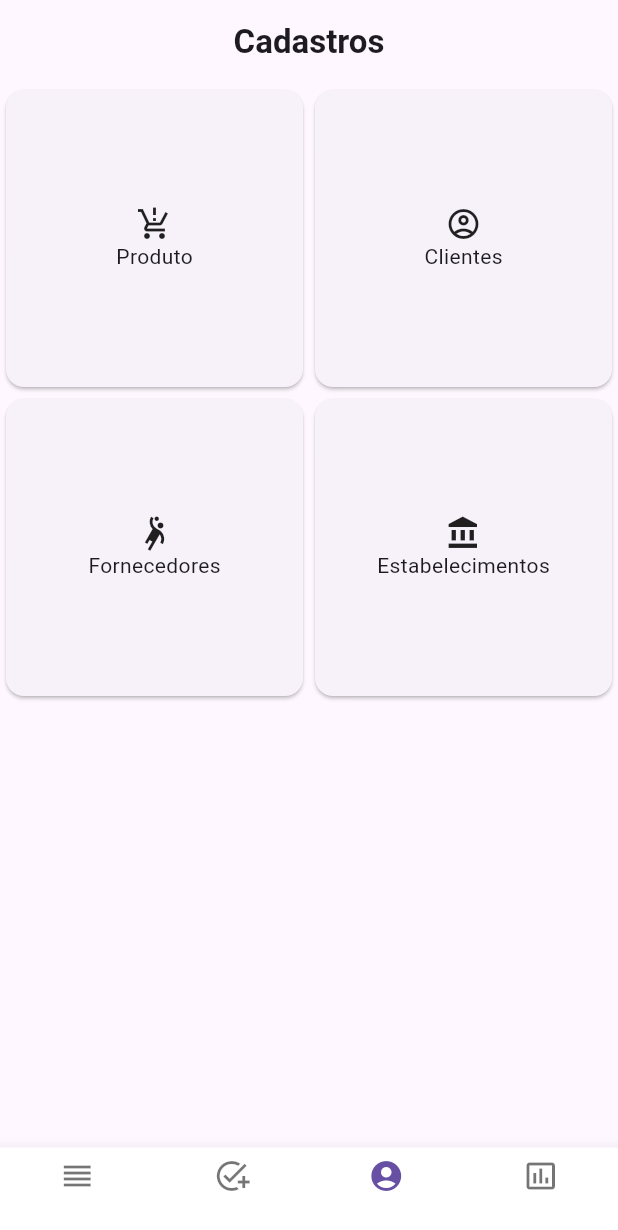
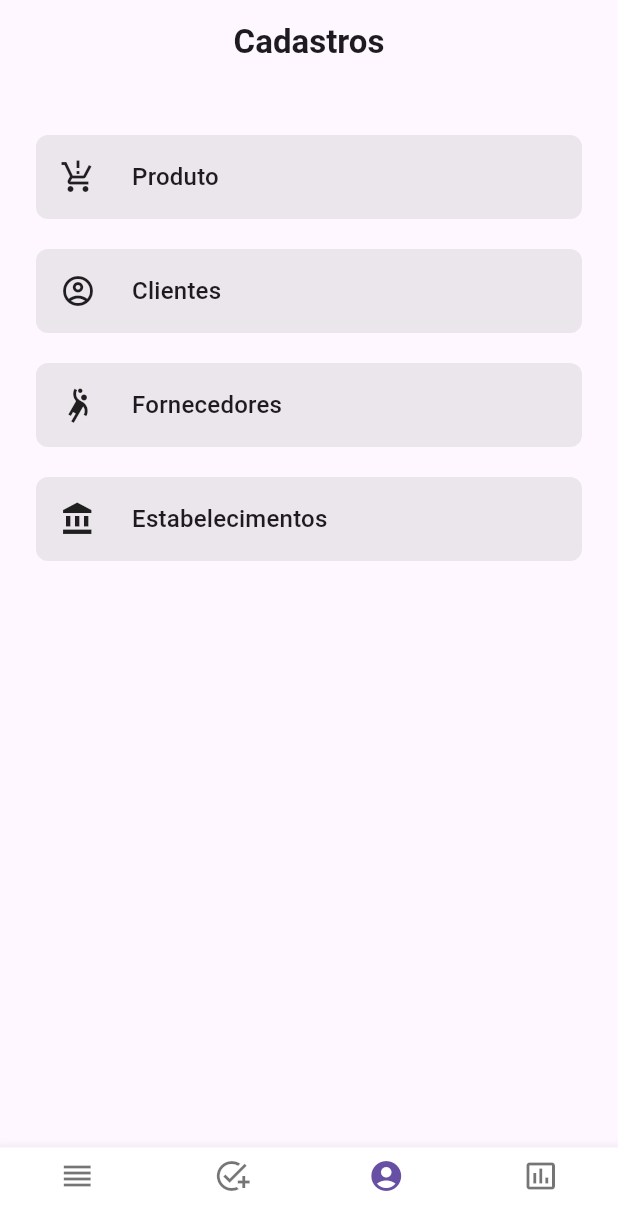
Before and after one commit to viinynunes/controle-pedidos, a Flutter app: the screen it shows after launch, swiped to page 3, on a phone screen of 412 x 824 dp. Shown: the top 1230 px of the screen. Run offline on Flutter 3.47's test engine with Material 2 defaults, Android fonts, the phone set to English and light mode, and no system bars; our stand-ins replace animated_splash_screen, cloud_firestore, dartz, firebase_auth, firebase_core, flutter_mobx and 8 more; missing offline and left inert: file_saver, rect_getter, syncfusion_flutter_xlsio, universal_html; accounts and stored records are empty; generated files the repository leaves out were written again.

Commit message:
New Layout

```diff
--- a/lib/src/modules/core/registration/android_registration_page.dart
+++ b/lib/src/modules/core/registration/android_registration_page.dart
@@ -17,20 +17,17 @@ class AndroidRegistrationsPage extends StatefulWidget {
 class _AndroidRegistrationsPageState extends State<AndroidRegistrationsPage> {
   @override
   Widget build(BuildContext context) {
-    final size = MediaQuery.of(context).size;
-
     return Scaffold(
       appBar: AppBar(
         title: const Text('Cadastros'),
         centerTitle: true,
       ),
       body: SafeArea(
-        child: SizedBox(
-          height: size.height,
-          child: GridView(
-            gridDelegate: const SliverGridDelegateWithFixedCrossAxisCount(
-              crossAxisCount: 2,
-            ),
+        child: Container(
+          height: MediaQuery.of(context).size.height,
+          padding: const EdgeInsets.all(24.0),
+          child: SingleChildScrollView(
+            child: Column(
               children: [
                 _buildTile(
                     icon: Icons.production_quantity_limits,
@@ -60,6 +57,7 @@ class _AndroidRegistrationsPageState extends State<AndroidRegistrationsPage> {
             ),
           ),
         ),
+      ),
     );
   }
 
@@ -70,15 +68,31 @@ class _AndroidRegistrationsPageState extends State<AndroidRegistrationsPage> {
   }) {
     return InkWell(
       onTap: onTap,
-      child: Card(
+      child: Container(
+        padding: const EdgeInsets.all(8.0),
+        margin: const EdgeInsets.symmetric(vertical: 10),
+        decoration: BoxDecoration(
+          color: Theme.of(context).hintColor.withOpacity(0.2),
+          borderRadius: BorderRadius.circular(8),
+        ),
+        child: Padding(
+          padding: const EdgeInsets.all(8.0),
           child: Column(
-          mainAxisAlignment: MainAxisAlignment.center,
             children: [
-            Flexible(child: Icon(icon)),
-            Flexible(
-              child: Text(text),
+              Row(
+                children: [
+                  Padding(
+                    padding: const EdgeInsets.only(right: 24.0),
+                    child: Icon(icon),
+                  ),
+                  Text(
+                    text,
+                    style: Theme.of(context).textTheme.titleMedium,
                   ),
                 ],
+              ),
+            ],
+          ),
         ),
       ),
     );
```
Lines whose indentation alone changed are shown as unchanged.
